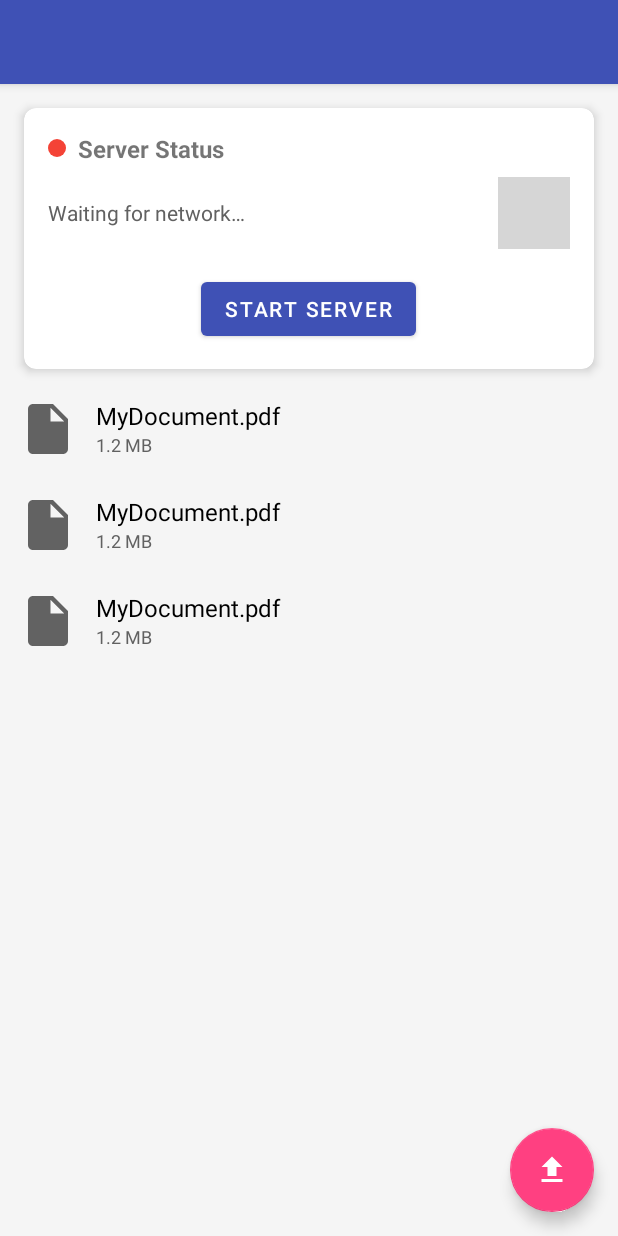
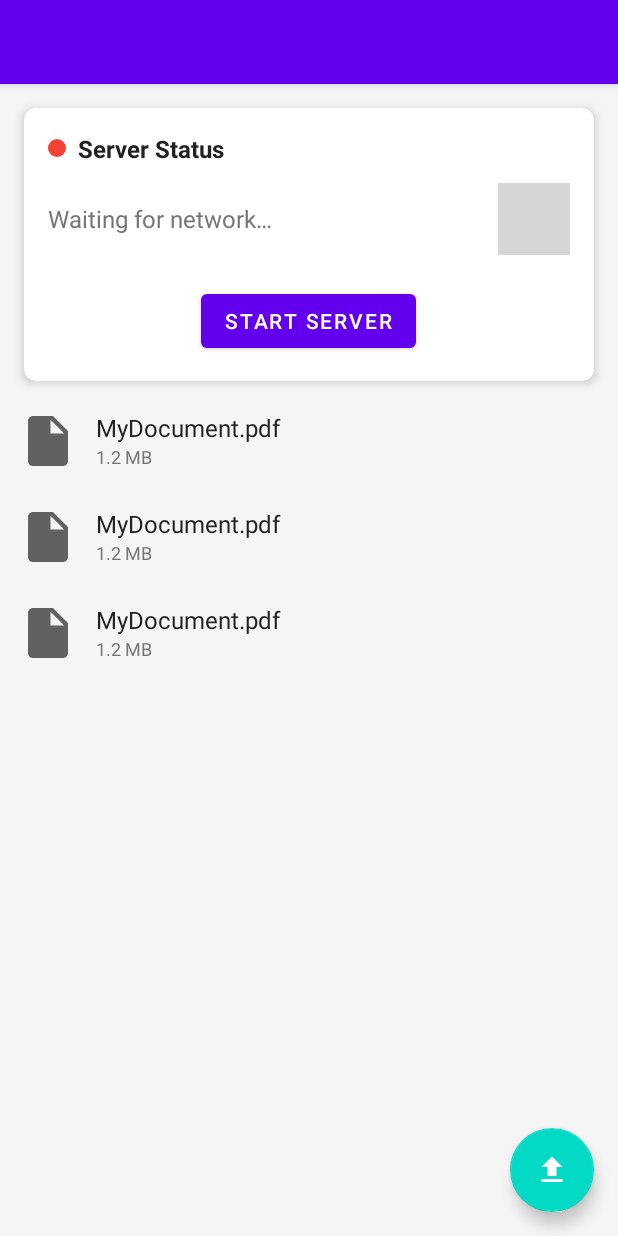
Before and after one commit to signalbean/Transfer, an Android app: the layout activity_main.xml on its own in the app's theme, with its tools: preview values and no code run, on a phone screen of 412 x 824 dp. Run offline under Robolectric (Android 15) with nearby library versions, the light colour scheme and no system bars; grey boxes are pictures that could not be loaded.

Commit message:
improve the colors,and the file list

```diff
--- a/app/src/main/java/com/matanh/transfer/FileAdapter.kt
+++ b/app/src/main/java/com/matanh/transfer/FileAdapter.kt
@@ -28,14 +28,14 @@ class FileAdapter(
         fun bind(file: FileItem, position: Int, isSelected: Boolean) {
             tvName.text = file.name
             tvSize.text = Utils.formatFileSize(file.size)
-            // TODO: Set ivIcon based on file type
-            // Example: ivIcon.setImageResource(Utils.getFileIcon(file.name))
+
 
             if (isSelected) {
                 itemLayout.setBackgroundColor(ContextCompat.getColor(itemView.context, R.color.file_item_selected_background))
                 ivSelectionCheck.visibility = View.VISIBLE
             } else {
-                itemLayout.setBackgroundColor(Color.TRANSPARENT) // Or your default item background
+                itemLayout.setBackgroundColor(ContextCompat.getColor(itemView.context, R.color.default_file_item_background))
+
                 ivSelectionCheck.visibility = View.GONE
             }
 
--- a/app/src/main/java/com/matanh/transfer/MainActivity.kt
+++ b/app/src/main/java/com/matanh/transfer/MainActivity.kt
@@ -22,6 +22,7 @@ import androidx.appcompat.app.AppCompatActivity
 import androidx.appcompat.view.ActionMode
 import androidx.appcompat.widget.Toolbar
 import androidx.core.content.ContextCompat
+import androidx.core.view.WindowCompat
 import androidx.documentfile.provider.DocumentFile
 import androidx.lifecycle.Lifecycle
 import androidx.lifecycle.ViewModelProvider
@@ -88,6 +89,7 @@ class MainActivity : AppCompatActivity() {
     override fun onCreate(savedInstanceState: Bundle?) {
         super.onCreate(savedInstanceState)
         setContentView(R.layout.activity_main)
+//        WindowCompat.setDecorFitsSystemWindows(window, false)
 
         val toolbar: Toolbar = findViewById(R.id.toolbar)
         setSupportActionBar(toolbar)
--- a/app/src/main/java/com/matanh/transfer/SettingsActivity.kt
+++ b/app/src/main/java/com/matanh/transfer/SettingsActivity.kt
@@ -20,7 +20,7 @@ class SettingsActivity : AppCompatActivity() {
         if (uri != null) {
             Utils.persistUriPermission(this, uri)
             val prefs = PreferenceManager.getDefaultSharedPreferences(this)
-            prefs.edit { putString("pref_key_shared_folder_uri", uri.toString()) }
+            prefs.edit { putString(Constants.EXTRA_FOLDER_URI, uri.toString()) }
             Toast.makeText(this, "Shared folder selected", Toast.LENGTH_SHORT).show()
         }
     }
@@ -82,7 +82,7 @@ class SettingsActivity : AppCompatActivity() {
 
         private fun updateFolderSummary() {
             val prefs = PreferenceManager.getDefaultSharedPreferences(requireContext())
-            val uriString = prefs.getString("pref_key_shared_folder_uri", null)
+            val uriString = prefs.getString(Constants.EXTRA_FOLDER_URI, null)
             val folderPreference = findPreference<Preference>("pref_key_shared_folder")
             if (uriString != null) {
                 val uri = uriString.toUri()
--- a/app/src/main/res/layout/activity_main.xml
+++ b/app/src/main/res/layout/activity_main.xml
@@ -4,24 +4,21 @@
     xmlns:tools="http://schemas.android.com/tools"
     android:layout_width="match_parent"
     android:layout_height="match_parent"
-    android:background="@color/light_gray"
+    android:background="?android:attr/colorBackground"
+    android:fitsSystemWindows="true"
     tools:context=".MainActivity">
 
 <com.google.android.material.appbar.AppBarLayout
 android:id="@+id/appBarLayout"
 android:layout_width="match_parent"
 android:layout_height="wrap_content"
-        android:theme="@style/ThemeOverlay.AppCompat.Dark.ActionBar">
-
-        <androidx.appcompat.widget.Toolbar
+android:theme="@style/ThemeOverlay.AppCompat.Dark.ActionBar"> <androidx.appcompat.widget.Toolbar
     android:id="@+id/toolbar"
     android:layout_width="match_parent"
     android:layout_height="?attr/actionBarSize"
     android:background="?attr/colorPrimary"
     app:popupTheme="@style/AppTheme.PopupOverlay"
-            app:titleTextColor="@color/white"/>
-
-    </com.google.android.material.appbar.AppBarLayout>
+    app:titleTextColor="@color/white"/> </com.google.android.material.appbar.AppBarLayout>
 
 <androidx.constraintlayout.widget.ConstraintLayout
 android:layout_width="match_parent"
@@ -35,6 +32,7 @@
     android:layout_margin="16dp"
     app:cardElevation="4dp"
     app:cardCornerRadius="8dp"
+    app:cardBackgroundColor="?attr/colorSurface"
 app:layout_constraintTop_toTopOf="parent"
 app:layout_constraintStart_toStartOf="parent"
 app:layout_constraintEnd_toEndOf="parent">
@@ -64,7 +62,8 @@
             android:layout_marginStart="8dp"
             android:text="@string/server_status_placeholder"
             android:textSize="16sp"
-                        android:textStyle="bold"/>
+            android:textStyle="bold"
+            android:textColor="?android:attr/textColorPrimary"/>
     </LinearLayout>
 
     <LinearLayout
@@ -72,7 +71,7 @@
         android:layout_height="wrap_content"
         android:orientation="horizontal"
         android:gravity="center_vertical"
-                    android:layout_marginTop="8dp">
+        android:layout_marginTop="12dp">
 
         <TextView
             android:id="@+id/tvIpAddress"
@@ -80,8 +79,8 @@
             android:layout_height="wrap_content"
             android:layout_weight="1"
             android:text="@string/waiting_for_network"
-                        android:textSize="14sp"
-                        android:textColor="@color/dark_gray"/>
+            android:textSize="16sp"
+        android:textColor="?android:attr/textColorSecondary"/>
 
         <ImageButton
             android:id="@+id/btnCopyIp"
@@ -90,7 +89,7 @@
         android:src="@drawable/ic_copy"
         android:background="?attr/selectableItemBackgroundBorderless"
         android:contentDescription="@string/copy_ip_description"
-                    app:tint="@color/colorPrimary"/>
+        app:tint="?attr/colorPrimary"/>
 
     </LinearLayout>
 
@@ -99,7 +98,7 @@
         android:layout_width="wrap_content"
         android:layout_height="wrap_content"
         android:layout_gravity="center_horizontal"
-                    android:layout_marginTop="16dp"
+        android:layout_marginTop="20dp"
     android:text="@string/start_server"
     style="@style/Widget.MaterialComponents.Button"/>
 
@@ -120,6 +119,7 @@
 android:clipToPadding="false"
 android:paddingBottom="80dp"
 tools:listitem="@layout/item_file"
+android:background="?android:attr/colorBackground"
     android:contentDescription="@string/file_list_description" />
 
     </androidx.constraintlayout.widget.ConstraintLayout>
--- a/app/src/main/res/layout/item_file.xml
+++ b/app/src/main/res/layout/item_file.xml
@@ -14,10 +14,11 @@
 android:layout_width="40dp"
 android:layout_height="40dp"
 android:src="@drawable/ic_file_generic"
+app:tint="?attr/iconTint"
     app:layout_constraintStart_toStartOf="parent"
     app:layout_constraintTop_toTopOf="parent"
     app:layout_constraintBottom_toBottomOf="parent"
-    android:contentDescription="file icon" />
+    android:contentDescription="@string/file_type_icon" />
 
 <TextView
 android:id="@+id/tvFileName"
@@ -26,7 +27,7 @@
 android:layout_marginStart="12dp"
 android:textAppearance="?attr/textAppearanceListItem"
 android:textSize="16sp"
-        android:textColor="@color/black"
+android:textColor="?android:attr/textColorPrimary"
     app:layout_constraintStart_toEndOf="@id/ivFileIcon"
     app:layout_constraintTop_toTopOf="@id/ivFileIcon"
     app:layout_constraintEnd_toStartOf="@+id/ivSelectionCheck"
@@ -38,7 +39,7 @@
 android:layout_height="wrap_content"
 android:textAppearance="?attr/textAppearanceListItemSecondary"
 android:textSize="12sp"
-        android:textColor="@color/dark_gray"
+android:textColor="?android:attr/textColorSecondary"
     app:layout_constraintStart_toStartOf="@id/tvFileName"
     app:layout_constraintTop_toBottomOf="@id/tvFileName"
     app:layout_constraintEnd_toEndOf="@id/tvFileName"
@@ -54,6 +55,6 @@
 app:layout_constraintBottom_toBottomOf="parent"
 android:visibility="gone"
 app:tint="?attr/colorAccent"
-    android:contentDescription="select checkbx"/>
+    android:contentDescription="@string/selection_indicator"/>
 
     </androidx.constraintlayout.widget.ConstraintLayout>
--- a/app/src/main/res/menu/contextual_action_menu.xml
+++ b/app/src/main/res/menu/contextual_action_menu.xml
@@ -4,16 +4,19 @@
     <item
         android:id="@+id/action_share_contextual"
         android:icon="@drawable/ic_share"
-    android:title="@string/share_files"
+        android:title="@string/share_files"
+        app:iconTint="@color/white"
     app:showAsAction="ifRoom|withText" />
     <item
         android:id="@+id/action_delete_contextual"
         android:icon="@drawable/ic_delete"
-    android:title="@string/delete_files"
+        android:title="@string/delete_files"
+        app:iconTint="@color/white"
     app:showAsAction="ifRoom|withText" />
     <item
         android:id="@+id/action_select_all"
         android:icon="@drawable/ic_select_all"
-    android:title="@string/action_select_all"
+        android:title="@string/action_select_all"
+        app:iconTint="@color/white"
     app:showAsAction="ifRoom"/>
 </menu>
--- a/app/src/main/res/menu/main_menu.xml
+++ b/app/src/main/res/menu/main_menu.xml
@@ -5,10 +5,12 @@
         android:id="@+id/action_paste"
         android:title="@string/paste_from_clipboard"
         android:icon="@drawable/ic_paste"
+        app:iconTint="@color/toolbar_icon_tint_light"
     app:showAsAction="ifRoom" />
     <item
         android:id="@+id/action_settings"
         android:title="@string/settings"
         android:icon="@drawable/ic_settings"
+        app:iconTint="@color/toolbar_icon_tint_light"
     app:showAsAction="never" />
 </menu>
--- /dev/null
+++ b/app/src/main/res/values-night/colors.xml
@@ -0,0 +1,20 @@
+<?xml version="1.0" encoding="utf-8"?>
+<resources>
+    <color name="colorPrimary">#3F51B5</color>
+    <color name="colorPrimaryDark">#303F9F</color>
+    <color name="colorAccent">#FF4081</color>
+    <color name="app_background_color">#121212</color>
+    <color name="card_background_color">#1E1E1E</color>
+    <color name="text_color_primary_dark">#E0E0E0</color>
+    <color name="text_color_secondary_dark">#BDBDBD</color>
+    <color name="icon_tint_color_dark">#FFFFFF</color>
+    <color name="toolbar_icon_tint_dark">#FFFFFF</color>
+    <color name="green">#66BB6A</color>
+    <color name="red">#EF5350</color>
+    <color name="file_item_selected_background">#4A4A4A</color>
+    <color name="default_file_item_background">@android:color/transparent</color>
+    <color name="light_gray">@color/app_background_color</color>
+    <color name="dark_gray">@color/text_color_secondary_dark</color>
+    <color name="black">@color/text_color_primary_dark</color>
+    <color name="white">#FFFFFF</color>
+</resources>
--- /dev/null
+++ b/app/src/main/res/values-night/themes.xml
@@ -0,0 +1,20 @@
+<resources xmlns:tools="http://schemas.android.com/tools">
+    <style name="Theme.TransferApp" parent="Theme.MaterialComponents.DayNight.NoActionBar">
+        <item name="android:colorBackground">@color/app_background_color</item>
+        <item name="colorSurface">@color/card_background_color</item>
+        <item name="colorOnPrimary">@color/white</item>
+        <item name="colorOnSecondary">@color/black</item>
+        <item name="colorOnBackground">@color/text_color_primary_dark</item>
+        <item name="colorOnSurface">@color/text_color_primary_dark</item>
+        <item name="android:textColorPrimary">@color/text_color_primary_dark</item>
+        <item name="android:textColorSecondary">@color/text_color_secondary_dark</item>
+        <item name="iconTint">@color/icon_tint_color_dark</item>
+
+
+        <item name="android:statusBarColor" tools:targetApi="l">?attr/colorPrimaryVariant</item>
+        <item name="windowActionModeOverlay">true</item>
+        <item name="actionModeStyle">@style/CustomActionModeStyle</item>
+        <item name="toolbarStyle">@style/Widget.App.Toolbar</item>
+        <item name="android:windowLightStatusBar" tools:targetApi="m">false</item>
+    </style>
+</resources>
--- a/app/src/main/res/values/colors.xml
+++ b/app/src/main/res/values/colors.xml
@@ -17,4 +17,11 @@
     <color name="red">#F44336</color>
 
     <color name="file_item_selected_background">#E8EAF6</color>
+    <color name="app_background_color">#F5F5F5</color>
+    <color name="card_background_color">#FFFFFF</color>
+    <color name="text_color_primary_light">#212121</color>
+    <color name="text_color_secondary_light">#757575</color>
+    <color name="icon_tint_color_light">#616161</color>
+    <color name="toolbar_icon_tint_light">#FFFFFF</color> <color name="default_file_item_background">#FFFFFF</color>
+
 </resources>
--- a/app/src/main/res/values/strings.xml
+++ b/app/src/main/res/values/strings.xml
@@ -28,7 +28,7 @@
     <string name="storage_permission_required">Storage permission for the selected folder is required.</string>
     <string name="file_uploaded_successfully">File uploaded successfully.</string>
     <string name="file_upload_failed">File upload failed.</string>
-    <string name="text_pasted_to_file">Text pasted to paste.txt</string>
+    <string name="text_pasted_to_file">Text pasted to %s</string>
     <string name="clipboard_empty">Clipboard is empty or does not contain text.</string>
     <string name="error_writing_paste_file">Error writing paste.txt: %s</string>
     <string name="shared_text_saved">Shared text saved as text_share.txt</string>
--- a/app/src/main/res/values/themes.xml
+++ b/app/src/main/res/values/themes.xml
@@ -1,31 +1,28 @@
 <resources xmlns:tools="http://schemas.android.com/tools">
     <style name="Theme.TransferApp" parent="Theme.MaterialComponents.DayNight.NoActionBar">
-        <item name="colorPrimary">@color/colorPrimary</item>
-        <item name="colorPrimaryVariant">@color/colorPrimaryDark</item>
-        <item name="colorOnPrimary">@color/white</item>
-        <item name="colorSecondary">@color/colorAccent</item>
-        <item name="colorSecondaryVariant">@color/teal_700</item> <item name="colorOnSecondary">@color/black</item>
+        <item name="android:colorBackground">@color/app_background_color</item> <item name="colorSurface">@color/card_background_color</item> <item name="colorOnPrimary">@color/white</item>
+        <item name="colorOnSecondary">@color/black</item> <item name="colorOnBackground">@color/text_color_primary_light</item> <item name="colorOnSurface">@color/text_color_primary_light</item> <item name="android:textColorPrimary">@color/text_color_primary_light</item>
+        <item name="android:textColorSecondary">@color/text_color_secondary_light</item>
+        <item name="iconTint">@color/icon_tint_color_light</item>
+
         <item name="android:statusBarColor" tools:targetApi="l">?attr/colorPrimaryVariant</item>
         <item name="windowActionModeOverlay">true</item>
         <item name="actionModeStyle">@style/CustomActionModeStyle</item>
-        <item name="actionBarTheme">@style/ThemeOverlay.AppCompat.Dark.ActionBar</item>
         <item name="toolbarStyle">@style/Widget.App.Toolbar</item>
-    </style>
+        <item name="android:windowLightStatusBar" tools:targetApi="m">false</item> </style>
+
+    <style name="Widget.App.Toolbar" parent="Widget.AppCompat.Toolbar">
+        <item name="android:background">?attr/colorPrimary</item>
+        <item name="titleTextColor">@color/white</item> <item name="popupTheme">@style/AppTheme.PopupOverlay</item>
+        <item name="android:theme">@style/ThemeOverlay.AppCompat.Dark.ActionBar</item> </style>
+
+    <style name="AppTheme.PopupOverlay" parent="ThemeOverlay.AppCompat.Light" />
 
     <style name="CustomActionModeStyle" parent="Widget.AppCompat.ActionMode">
-        <item name="background">@color/colorPrimaryDark</item>
-        <item name="titleTextStyle">@style/CustomActionModeTitleTextStyle</item>
+        <item name="background">?attr/colorPrimaryDark</item> <item name="titleTextStyle">@style/CustomActionModeTitleTextStyle</item>
     </style>
 
     <style name="CustomActionModeTitleTextStyle" parent="@style/TextAppearance.AppCompat.Widget.ActionMode.Title">
         <item name="android:textColor">@color/white</item>
     </style>
-
-    <style name="Widget.App.Toolbar" parent="Widget.AppCompat.Toolbar">
-        <item name="android:background">?attr/colorPrimary</item>
-        <item name="titleTextColor">@color/white</item>
-        <item name="popupTheme">@style/ThemeOverlay.AppCompat.Light</item> </style>
-
-    <style name="AppTheme.PopupOverlay" parent="ThemeOverlay.AppCompat.Light" />
-
 </resources>
```
Lines whose indentation alone changed are shown as unchanged.
